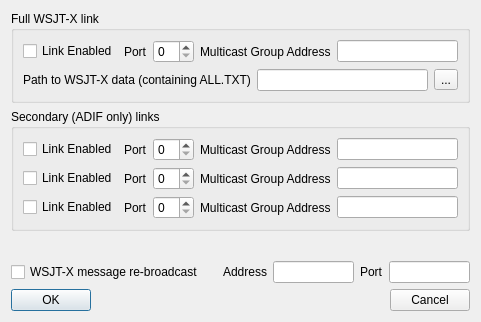
The window that mqt/MqtLogger/WsjtxConfigure.ui (Rsclub22/Minos2-Mirror) describes before a commit, drawn with Qt 5.
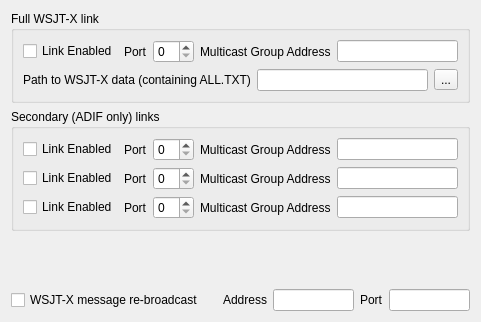
The same window after the commit.

Commit message: Move individual option setting dialogs to tabs of a single dialog

```diff
--- a/mqt/MqtLogger/WsjtxConfigure.ui
+++ b/mqt/MqtLogger/WsjtxConfigure.ui
@@ -1,7 +1,7 @@
 <?xml version="1.0" encoding="UTF-8"?>
 <ui version="4.0">
  <class>WsjtxConfigure</class>
- <widget class="QDialog" name="WsjtxConfigure">
+ <widget class="QFrame" name="WsjtxConfigure">
   <property name="geometry">
    <rect>
     <x>0</x>
@@ -266,40 +266,6 @@
      </item>
     </layout>
    </item>
-   <item>
-    <layout class="QHBoxLayout" name="horizontalLayout">
-     <item>
-      <widget class="QPushButton" name="OKButton">
-       <property name="text">
-        <string>OK</string>
-       </property>
-       <property name="default">
-        <bool>true</bool>
-       </property>
-      </widget>
-     </item>
-     <item>
-      <spacer name="horizontalSpacer">
-       <property name="orientation">
-        <enum>Qt::Horizontal</enum>
-       </property>
-       <property name="sizeHint" stdset="0">
-        <size>
-         <width>40</width>
-         <height>20</height>
-        </size>
-       </property>
-      </spacer>
-     </item>
-     <item>
-      <widget class="QPushButton" name="CancelButton">
-       <property name="text">
-        <string>Cancel</string>
-       </property>
-      </widget>
-     </item>
-    </layout>
-   </item>
   </layout>
  </widget>
  <resources/>
```
The commit also changes 18 other files.
